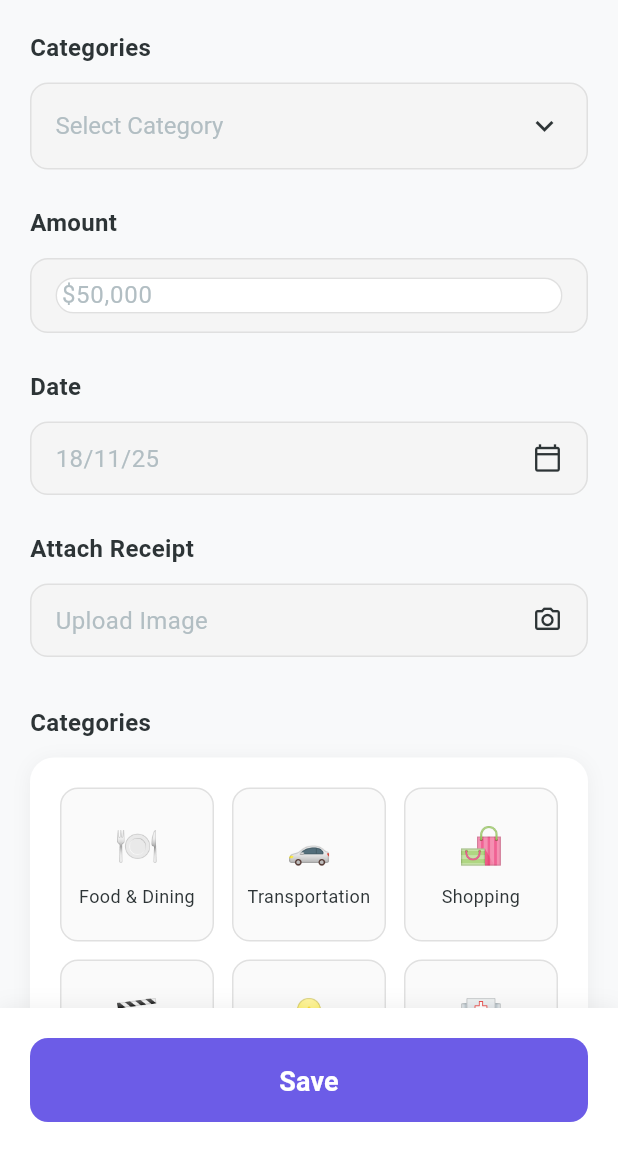
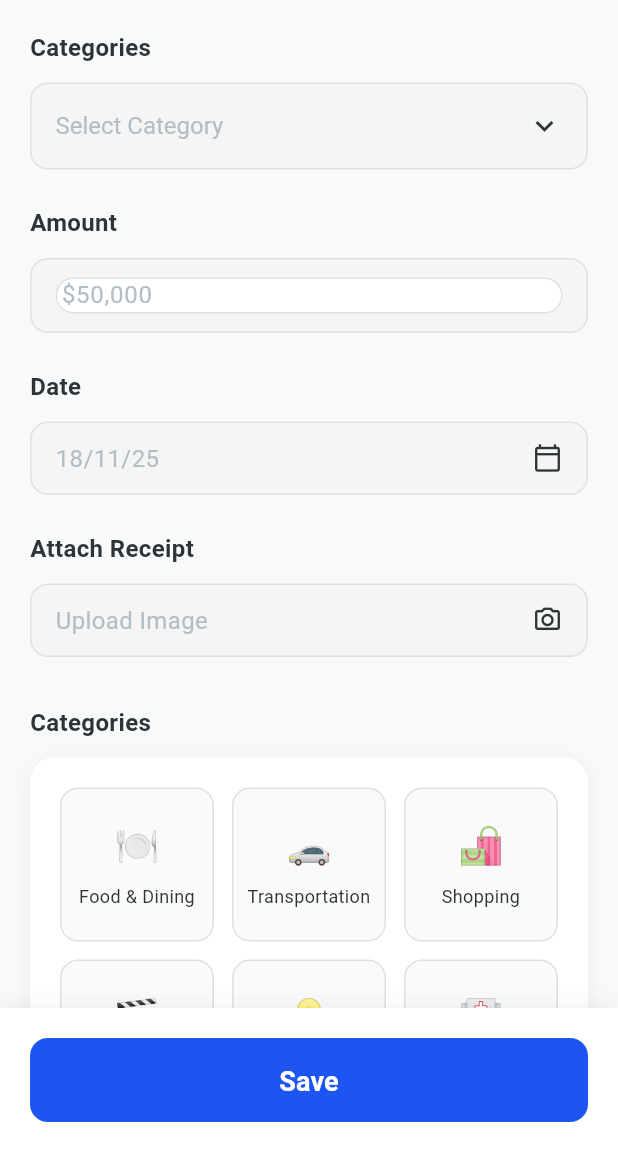
Before and after one commit to khaledebied/inovola-task, a Flutter app: the DashboardScreen screen opened directly, after a tap on the "bar chart" icon, after a tap on the "add" icon, on a phone screen of 412 x 824 dp, the part 84-1236 px from its top. Run offline on Flutter 3.47's test engine with Material 3 defaults, Android fonts, the phone set to English and light mode, and no system bars; our stand-ins replace adaptive_theme, auto_route, bloc, cached_network_image, dartz, device_info_plus and 30 more; missing offline and left inert: flutter_rounded_date_picker, simple_connection_checker, tf_dio_cache; accounts and stored records are empty; network calls fail.

Commit message:
Refactor UI components in AddExpenseScreen and Dashboard: update primary color for consistency, adjust header and padding heights for improved layout, and refine positioning of balance card for better visual alignment.

```diff
--- a/lib/features/expense_tracker/presentaion/pages/add_expense/add_expense.dart
+++ b/lib/features/expense_tracker/presentaion/pages/add_expense/add_expense.dart
@@ -17,7 +17,7 @@ class AddExpenseScreen extends StatefulWidget {
 class _AddExpenseScreenState extends State<AddExpenseScreen> {
   // Constants for UI styling
   static const Color _backgroundColor = Color(0xFFF8F9FA);
-  static const Color _primaryColor = Color(0xFF6C5CE7);
+  static const Color _primaryColor = Color(0xff1d55f3);
   static const Color _textColor = Color(0xFF2D3436);
   static const Color _hintColor = Color(0xFFB2BEC3);
   static const Color _inputBackgroundColor = Color(0xFFF5F5F5);
--- a/lib/features/expense_tracker/presentaion/pages/dashboard/dashboard_screen.dart
+++ b/lib/features/expense_tracker/presentaion/pages/dashboard/dashboard_screen.dart
@@ -130,7 +130,7 @@ class _DashboardScreenState extends State<DashboardScreen> {
               SliverPersistentHeader(
                 pinned: true,
                 delegate: DashboardSliverHeaderDelegate(
-                  expandedHeight: MediaQuery.of(context).size.height * 0.33 + 60,
+                  expandedHeight: MediaQuery.of(context).size.height * 0.3 + 40,
                   minHeight: 100,
                   onMonthFilterTap: () => _showFilterBottomSheet(context),
                 ),
@@ -138,7 +138,7 @@ class _DashboardScreenState extends State<DashboardScreen> {
 
               // Recent expenses section header
               const SliverPadding(
-                padding: EdgeInsets.fromLTRB(20, 24, 20, 16),
+                padding: EdgeInsets.fromLTRB(20, 60, 20, 16),
                 sliver: SliverToBoxAdapter(
                   child: RecentExpensesHeader(),
                 ),
--- a/lib/features/expense_tracker/presentaion/pages/dashboard/widgets/dashboard_header_section.dart
+++ b/lib/features/expense_tracker/presentaion/pages/dashboard/widgets/dashboard_header_section.dart
@@ -17,7 +17,7 @@ class DashboardHeaderSection extends StatelessWidget {
       clipBehavior: Clip.none,
       children: [
         Container(
-          height: MediaQuery.of(context).size.height * 0.33,
+          height: MediaQuery.of(context).size.height * 0.3,
           decoration: BoxDecoration(
             color: context.colors.primary,
             borderRadius: const BorderRadius.only(
@@ -46,7 +46,7 @@ class DashboardHeaderSection extends StatelessWidget {
           ),
         ),
         const Positioned(
-          bottom: -60,
+          bottom: -20,
           child: DashboardBalanceCard(),
         ),
       ],
--- a/lib/features/expense_tracker/presentaion/pages/dashboard/widgets/dashboard_sliver_header_delegate.dart
+++ b/lib/features/expense_tracker/presentaion/pages/dashboard/widgets/dashboard_sliver_header_delegate.dart
@@ -66,7 +66,7 @@ class DashboardSliverHeaderDelegate extends SliverPersistentHeaderDelegate {
         // Balance card - positioned and animated
         if (shrinkOffset < maxExtent - 80)
           Positioned(
-            bottom: -60,
+            bottom: -40,
             left: 0,
             right: 0,
             child: Center(
```
